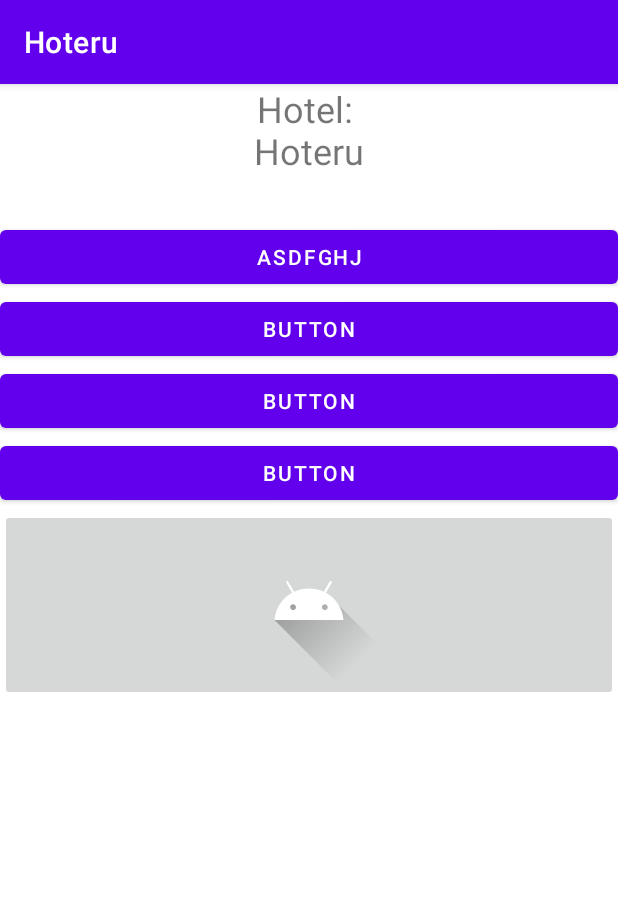
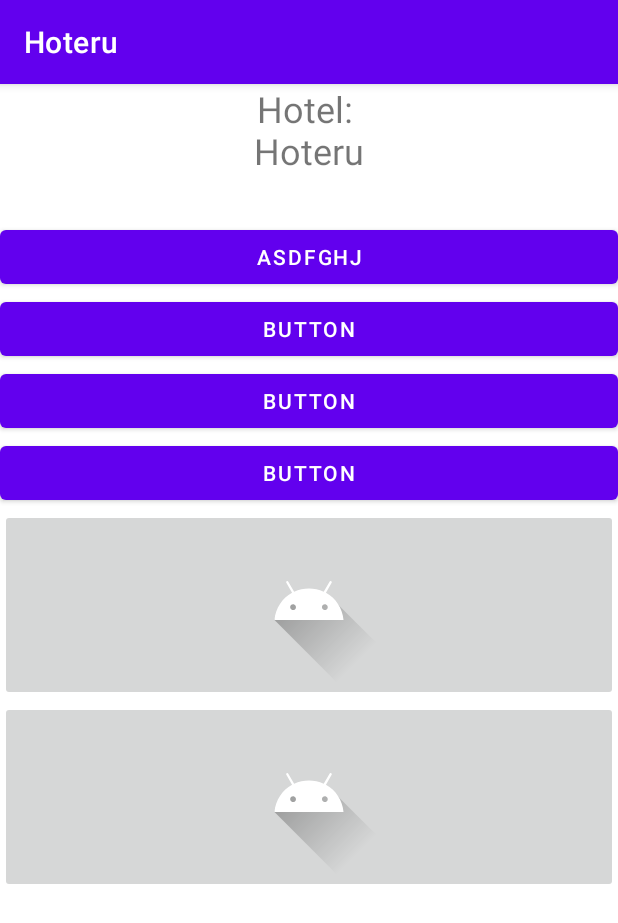
Before and after one commit to JoseAngel9911/Hoteru, an Android app: the screen it shows after launch (MainActivity), on a phone screen of 412 x 824 dp. Shown: the top 923 px of the screen. Run offline under Robolectric (Android 15) with nearby library versions, the phone set to English and light mode, and no system bars.

Commit message:
version 2.1231678

```diff
--- a/app/src/main/res/layout/activity_main.xml
+++ b/app/src/main/res/layout/activity_main.xml
@@ -45,4 +45,10 @@
         android:layout_height="wrap_content"
         app:srcCompat="@drawable/ic_launcher_foreground" />
 
+    <ImageButton
+        android:id="@+id/imageButton2"
+        android:layout_width="match_parent"
+        android:layout_height="wrap_content"
+        app:srcCompat="@drawable/ic_launcher_foreground" />
+
 </LinearLayout>
```
